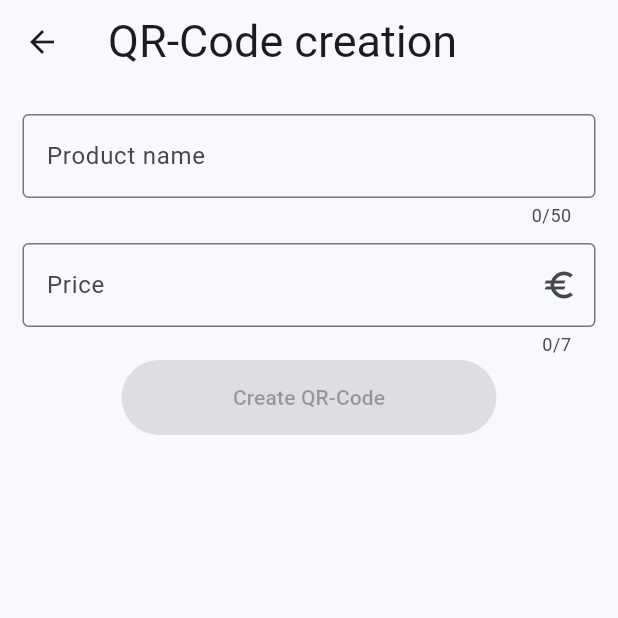
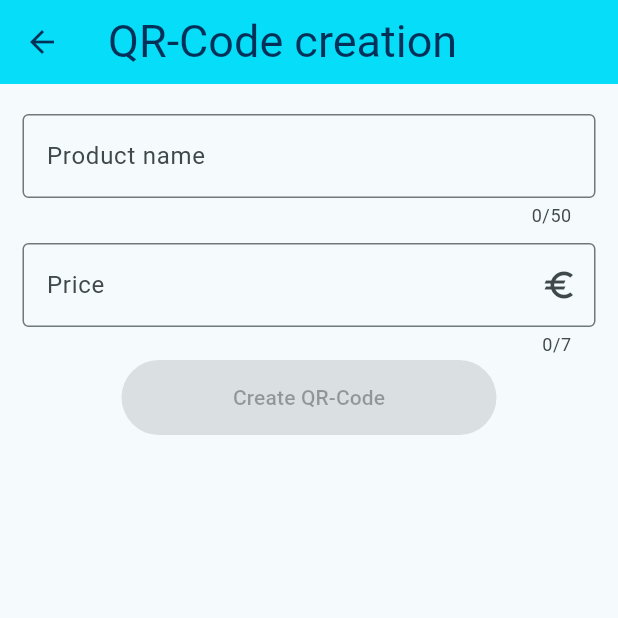
Before and after one commit to MesserschmittX/PayApp, a Flutter app: the HomePage screen opened directly, after a tap on "Create QR-Code", on a phone screen of 412 x 824 dp, the top half of it. Run offline on Flutter 3.47's test engine with Material 3 defaults, Android fonts, the light colour scheme and no system bars; our stand-ins replace cloud_firestore, firebase_auth, firebase_core, flutter_translate, pdf, printing and 3 more; missing offline and left inert: flutter_paypal_native, qr_code_scanner, qr_image_generator; accounts and stored records are empty.

Commit message:
AppIcon and color styles

```diff
--- a/lib/about.dart
+++ b/lib/about.dart
@@ -7,7 +7,11 @@ class AboutPage extends StatelessWidget {
 
   @override
   Widget build(BuildContext context) => Scaffold(
-        appBar: AppBar(title: Text(translate("about_screen.title"))),
+        appBar: AppBar(
+          title: Text(translate("about_screen.title")),
+          backgroundColor: Styles.primaryColor,
+          foregroundColor: Styles.secondaryColor,
+        ),
         body: Padding(
             padding: const EdgeInsets.only(left: 15, right: 15),
             child: Column(
--- a/lib/home.dart
+++ b/lib/home.dart
@@ -169,7 +169,8 @@ class _HomePageState extends State<HomePage> {
             child: Image.asset('assets/images/paysnap_appLogo.png'),
           ),
           title: Text(translate('home_screen.title')),
-          backgroundColor: Styles.secondaryColor,
+          backgroundColor: Styles.primaryColor,
+          foregroundColor: Styles.secondaryColor,
           actions: <Widget>[
             PopupMenuButton(
                 icon: const Icon(Icons.menu),
--- a/lib/login.dart
+++ b/lib/login.dart
@@ -86,6 +86,8 @@ class LoginState extends State<Login> {
       child: Scaffold(
         appBar: AppBar(
           title: Text(translate('login_screen.title')),
+          backgroundColor: Styles.primaryColor,
+          foregroundColor: Styles.secondaryColor,
           automaticallyImplyLeading: false,
         ),
         body: SingleChildScrollView(
--- a/lib/payment.dart
+++ b/lib/payment.dart
@@ -18,6 +18,8 @@ class PaymentPage extends StatelessWidget {
   Widget build(BuildContext context) => Scaffold(
         appBar: AppBar(
           title: Text(translate("payment_screen.title")),
+          backgroundColor: Styles.primaryColor,
+          foregroundColor: Styles.secondaryColor,
           automaticallyImplyLeading: false,
         ),
         body: Container(
--- a/lib/payment_success.dart
+++ b/lib/payment_success.dart
@@ -11,6 +11,8 @@ class SuccessPage extends StatelessWidget {
   Widget build(BuildContext context) => Scaffold(
         appBar: AppBar(
           title: Text(translate("payment_success_screen.title")),
+          backgroundColor: Styles.primaryColor,
+          foregroundColor: Styles.secondaryColor,
           automaticallyImplyLeading: false,
         ),
         body: Container(
--- a/lib/qrcode_creator.dart
+++ b/lib/qrcode_creator.dart
@@ -30,7 +30,11 @@ class _QRCreatorState extends State<QRCreator> {
   @override
   Widget build(BuildContext context) {
     return Scaffold(
-      appBar: AppBar(title: Text(translate('qr_creator_screen.title'))),
+      appBar: AppBar(
+        title: Text(translate('qr_creator_screen.title')),
+        backgroundColor: Styles.primaryColor,
+        foregroundColor: Styles.secondaryColor,
+      ),
       body: SingleChildScrollView(
         child: Column(
           children: <Widget>[
@@ -105,7 +109,7 @@ class _QRCreatorState extends State<QRCreator> {
       generator
           .generate(
         data:
-            "paysnap://payment?receiverId=${user!.uid}&receiverName=${user!.displayName}&product=$product&amount=$amount",
+            "paysnap://payment?receiverId=${user!.uid}&receiverName=${user.displayName}&product=$product&amount=$amount",
         filePath: '$appDocPath/qr.png',
       )
           .then((value) {
--- a/lib/qrcode_scanner.dart
+++ b/lib/qrcode_scanner.dart
@@ -35,7 +35,11 @@ class _QRScannerState extends State<QRScanner> {
   @override
   Widget build(BuildContext context) {
     return Scaffold(
-      appBar: AppBar(title: Text(translate('qr_scanner_screen.title'))),
+      appBar: AppBar(
+        title: Text(translate('qr_scanner_screen.title')),
+        backgroundColor: Styles.primaryColor,
+        foregroundColor: Styles.secondaryColor,
+      ),
       body: Column(
         children: <Widget>[
           Expanded(flex: 4, child: _buildQrView(context)),
--- a/lib/settings.dart
+++ b/lib/settings.dart
@@ -18,6 +18,8 @@ class SettingsPage extends StatelessWidget {
     return Scaffold(
       appBar: AppBar(
         title: Text(translate('settings_screen.title')),
+        backgroundColor: Styles.primaryColor,
+        foregroundColor: Styles.secondaryColor,
       ),
       body: SettingsList(
         sections: [
--- a/lib/splash_screen.dart
+++ b/lib/splash_screen.dart
@@ -13,8 +13,8 @@ class SplashScreen extends StatelessWidget {
         begin: Alignment.topCenter,
         end: Alignment.bottomCenter,
         colors: [
+          Styles.secondaryColor,
           Styles.primaryColor,
-          Colors.cyanAccent,
         ],
       )),
       child: Column(
--- a/lib/styles.dart
+++ b/lib/styles.dart
@@ -11,8 +11,8 @@ class Styles {
   static TextStyle aboutText =
       const TextStyle(fontSize: 17, color: Colors.grey);
 
-  static const Color primaryColor = Color.fromARGB(255, 1, 49, 89);
-  static const Color secondaryColor = Color.fromARGB(255, 5, 221, 249);
+  static const Color primaryColor = Color.fromARGB(255, 5, 221, 249);
+  static const Color secondaryColor = Color.fromARGB(255, 1, 49, 89);
 
   static double buttonHeight = 50;
   static double buttonWidth = 250;
--- a/lib/user_change_password.dart
+++ b/lib/user_change_password.dart
@@ -91,6 +91,8 @@ class UserChangePasswordState extends State<UserChangePassword> {
     return Scaffold(
       appBar: AppBar(
         title: Text(translate('user_changePassword_screen.title')),
+        backgroundColor: Styles.primaryColor,
+        foregroundColor: Styles.secondaryColor,
       ),
       body: SingleChildScrollView(
         child: Column(
--- a/lib/user_new.dart
+++ b/lib/user_new.dart
@@ -78,12 +78,14 @@ class UserNewState extends State<UserNew> {
     return Scaffold(
       appBar: AppBar(
         title: Text(translate('user_new_screen.title')),
+        backgroundColor: Styles.primaryColor,
+        foregroundColor: Styles.secondaryColor,
       ),
       body: SingleChildScrollView(
         child: Column(
           children: <Widget>[
             Padding(
-              padding: const EdgeInsets.only(top: 60.0, bottom: 20),
+              padding: const EdgeInsets.only(top: 60.0),
               child: Center(
                 child: SizedBox(
                     width: 200,
```
Also changed, not shown: lib/user_reset_password.dart (+6 -4 lines), pubspec.yaml (+7 -0 lines), pubspec.lock, 27 other files.
